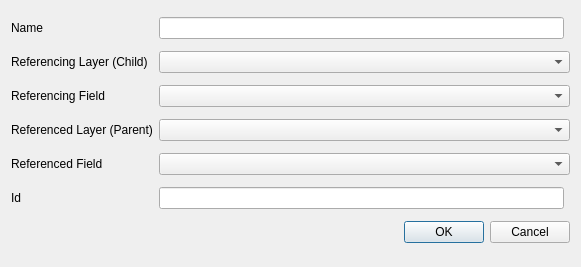
qgis/QGIS, file src/ui/qgsrelationadddlgbase.ui: the form before one commit.
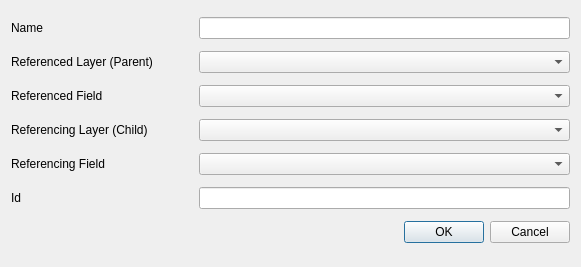
The form after the commit.

Commit message:
Swap order of layers in relation add dialog
Make parent layer come before child layer

```diff
--- a/src/ui/qgsrelationadddlgbase.ui
+++ b/src/ui/qgsrelationadddlgbase.ui
@@ -14,74 +14,74 @@
    <string>Add relation</string>
   </property>
   <layout class="QGridLayout" name="gridLayout">
+   <item row="1" column="0">
+    <widget class="QLabel" name="label_7">
+     <property name="text">
+      <string>Name</string>
+     </property>
+    </widget>
+   </item>
    <item row="4" column="1" colspan="2">
-    <widget class="QComboBox" name="mCbxReferencingField"/>
-   </item>
-   <item row="3" column="1" colspan="2">
     <widget class="QComboBox" name="mCbxReferencingLayer"/>
    </item>
+   <item row="9" column="0">
+    <widget class="QLabel" name="label_5">
+     <property name="text">
+      <string>Id</string>
+     </property>
+    </widget>
+   </item>
+   <item row="15" column="0" colspan="3">
+    <widget class="QDialogButtonBox" name="mButtonBox">
+     <property name="orientation">
+      <enum>Qt::Horizontal</enum>
+     </property>
+     <property name="standardButtons">
+      <set>QDialogButtonBox::Cancel|QDialogButtonBox::Ok</set>
+     </property>
+    </widget>
+   </item>
    <item row="4" column="0">
+    <widget class="QLabel" name="label">
+     <property name="text">
+      <string>Referencing Layer (Child)</string>
+     </property>
+    </widget>
+   </item>
+   <item row="5" column="1" colspan="2">
+    <widget class="QComboBox" name="mCbxReferencingField"/>
+   </item>
+   <item row="5" column="0">
     <widget class="QLabel" name="label_2">
      <property name="text">
       <string>Referencing Field</string>
      </property>
     </widget>
    </item>
-   <item row="5" column="0">
+   <item row="2" column="0">
     <widget class="QLabel" name="label_3">
      <property name="text">
       <string>Referenced Layer (Parent)</string>
      </property>
     </widget>
    </item>
-   <item row="6" column="0">
+   <item row="3" column="0">
     <widget class="QLabel" name="label_4">
      <property name="text">
       <string>Referenced Field</string>
      </property>
     </widget>
    </item>
-   <item row="5" column="1" colspan="2">
-    <widget class="QComboBox" name="mCbxReferencedLayer"/>
-   </item>
-   <item row="6" column="1" colspan="2">
+   <item row="3" column="1" colspan="2">
     <widget class="QComboBox" name="mCbxReferencedField"/>
    </item>
-   <item row="3" column="0">
-    <widget class="QLabel" name="label">
-     <property name="text">
-      <string>Referencing Layer (Child)</string>
-     </property>
-    </widget>
-   </item>
-   <item row="1" column="0">
-    <widget class="QLabel" name="label_7">
-     <property name="text">
-      <string>Name</string>
-     </property>
-    </widget>
-   </item>
-   <item row="14" column="0" colspan="3">
-    <widget class="QDialogButtonBox" name="mButtonBox">
-     <property name="orientation">
-      <enum>Qt::Horizontal</enum>
-     </property>
-     <property name="standardButtons">
-      <set>QDialogButtonBox::Cancel|QDialogButtonBox::Ok</set>
-     </property>
-    </widget>
-   </item>
-   <item row="8" column="0">
-    <widget class="QLabel" name="label_5">
-     <property name="text">
-      <string>Id</string>
-     </property>
-    </widget>
-   </item>
-   <item row="8" column="1">
+   <item row="9" column="1" colspan="2">
     <widget class="QLineEdit" name="mTxtRelationId"/>
    </item>
-   <item row="1" column="1">
+   <item row="2" column="1" colspan="2">
+    <widget class="QComboBox" name="mCbxReferencedLayer"/>
+   </item>
+   <item row="1" column="1" colspan="2">
     <widget class="QLineEdit" name="mTxtRelationName"/>
    </item>
   </layout>
```
Left out of the diff: 5 changed lines with no effect on the pictures.
